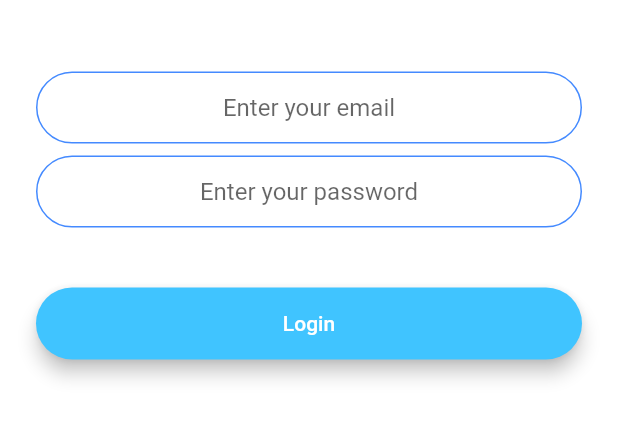
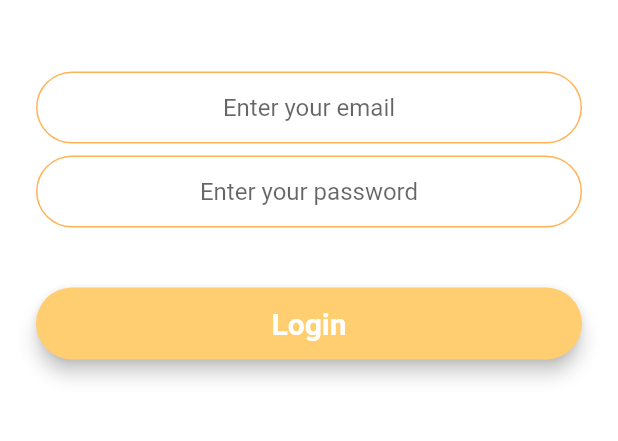
Before and after one commit to tomsitter/flutter-chat, a Flutter app: the screen it shows after launch, after a tap on "Login", on a phone screen of 412 x 824 dp, the part 539-980 px from its top. Run offline on Flutter 3.47's test engine with Material 2 defaults, Android fonts, the phone set to English and light mode, and no system bars; drawn by our look-alikes of loading_overlay; our stand-ins replace animated_text_kit, cloud_firestore, firebase_auth, firebase_core; accounts and stored records are empty; network calls fail.

Commit message:
Update styles and readme'

```diff
--- a/lib/constants.dart
+++ b/lib/constants.dart
@@ -1,8 +1,13 @@
 import 'package:flutter/material.dart';
 
 class AppTheme {
+  static const Color lightYellow = Color(0xFFFFCE71);
+  static const Color darkYellow = Color(0xFFFFB357);
+  static const Color poleBrown = Color(0xFFCE857A);
+  static const Color cheekPink = Color(0xFFFF8E9E);
+
   static const sendButtonTextStyle = TextStyle(
-    color: Colors.lightBlueAccent,
+    color: cheekPink,
     fontWeight: FontWeight.bold,
     fontSize: 18.0,
   );
@@ -15,7 +20,7 @@ class AppTheme {
 
   static const messageContainerDecoration = BoxDecoration(
     border: Border(
-      top: BorderSide(color: Colors.lightBlueAccent, width: 2.0),
+      top: BorderSide(color: poleBrown, width: 2.0),
     ),
   );
 
@@ -28,11 +33,11 @@ class AppTheme {
       ),
     ),
     enabledBorder: OutlineInputBorder(
-      borderSide: BorderSide(color: Colors.blueAccent, width: 1.0),
+      borderSide: BorderSide(color: darkYellow, width: 1.0),
       borderRadius: BorderRadius.all(Radius.circular(32.0)),
     ),
     focusedBorder: OutlineInputBorder(
-      borderSide: BorderSide(color: Colors.blueAccent, width: 2.0),
+      borderSide: BorderSide(color: darkYellow, width: 2.0),
       borderRadius: BorderRadius.all(Radius.circular(32.0)),
     ),
   );
--- a/lib/screens/chat_screen.dart
+++ b/lib/screens/chat_screen.dart
@@ -58,7 +58,7 @@ class _ChatScreenState extends State<ChatScreen> {
           ),
         ],
         title: Text("Chat"),
-        backgroundColor: Colors.lightBlueAccent,
+        backgroundColor: AppTheme.darkYellow,
       ),
       body: SafeArea(
         child: Column(
--- a/lib/screens/login_screen.dart
+++ b/lib/screens/login_screen.dart
@@ -68,7 +68,7 @@ class _LoginScreenState extends State<LoginScreen> {
                   onChanged: (value) => {password = value}),
               SizedBox(height: 24.0),
               RoundedWideButton(
-                  color: Colors.lightBlueAccent,
+                  color: AppTheme.lightYellow,
                   text: 'Login',
                   onPressed: () async {
                     try {
--- a/lib/screens/registration_screen.dart
+++ b/lib/screens/registration_screen.dart
@@ -66,7 +66,7 @@ class _RegistrationScreenState extends State<RegistrationScreen> {
                 height: 8.0,
               ),
               RoundedWideButton(
-                  color: Colors.blueAccent,
+                  color: AppTheme.darkYellow,
                   text: 'Register',
                   onPressed: () async {
                     try {
--- a/lib/screens/welcome_screen.dart
+++ b/lib/screens/welcome_screen.dart
@@ -3,6 +3,7 @@ import 'package:flash_chat_flutter/widgets/rounded_wide_button.dart';
 import 'package:flutter/material.dart';
 import 'package:animated_text_kit/animated_text_kit.dart';
 
+import '../constants.dart';
 import 'login_screen.dart';
 
 class WelcomeScreen extends StatefulWidget {
@@ -28,7 +29,7 @@ class _WelcomeScreenState extends State<WelcomeScreen>
       vsync: this,
     );
     // animation = CurvedAnimation(parent: controller, curve: Curves.decelerate);
-    animation = ColorTween(begin: Colors.blueGrey, end: Colors.white)
+    animation = ColorTween(begin: AppTheme.poleBrown, end: Colors.white)
         .animate(controller);
 
     controller.forward();
@@ -69,7 +70,7 @@ class _WelcomeScreenState extends State<WelcomeScreen>
                   style: const TextStyle(
                     fontSize: 45.0,
                     fontWeight: FontWeight.w900,
-                    color: Colors.black54,
+                    color: AppTheme.poleBrown,
                   ),
                   child: AnimatedTextKit(
                     animatedTexts: [
@@ -85,12 +86,12 @@ class _WelcomeScreenState extends State<WelcomeScreen>
             ),
             SizedBox(height: 48.0),
             RoundedWideButton(
-              color: Colors.lightBlueAccent,
+              color: AppTheme.lightYellow,
               text: 'Login',
               onPressed: () => Navigator.pushNamed(context, LoginScreen.id),
             ),
             RoundedWideButton(
-              color: Colors.blueAccent,
+              color: AppTheme.darkYellow,
               text: 'Register',
               onPressed: () =>
                   Navigator.pushNamed(context, RegistrationScreen.id),
--- a/lib/widgets/message_bubble.dart
+++ b/lib/widgets/message_bubble.dart
@@ -1,4 +1,6 @@
 import 'package:flutter/material.dart';
+
+import '../constants.dart';
 
 class MessageBubble extends StatelessWidget {
   final String sender;
@@ -22,7 +24,7 @@ class MessageBubble extends StatelessWidget {
             style: TextStyle(fontSize: 12.0, color: Colors.black54),
           ),
           Material(
-            color: isMe ? Colors.lightBlueAccent : Colors.white,
+            color: isMe ? AppTheme.darkYellow : Colors.white,
             elevation: 5.0,
             borderRadius: BorderRadius.only(
                 topLeft: isMe ? Radius.circular(30.0) : Radius.zero,
--- a/lib/widgets/rounded_wide_button.dart
+++ b/lib/widgets/rounded_wide_button.dart
@@ -26,7 +26,10 @@ class RoundedWideButton extends StatelessWidget {
           height: 42.0,
           child: Text(
             text,
-            style: TextStyle(color: Colors.white),
+            style: TextStyle(
+                color: Colors.white,
+                fontSize: 20.0,
+                fontWeight: FontWeight.bold),
           ),
         ),
       ),
```
Also changed, not shown: 1 other file.
